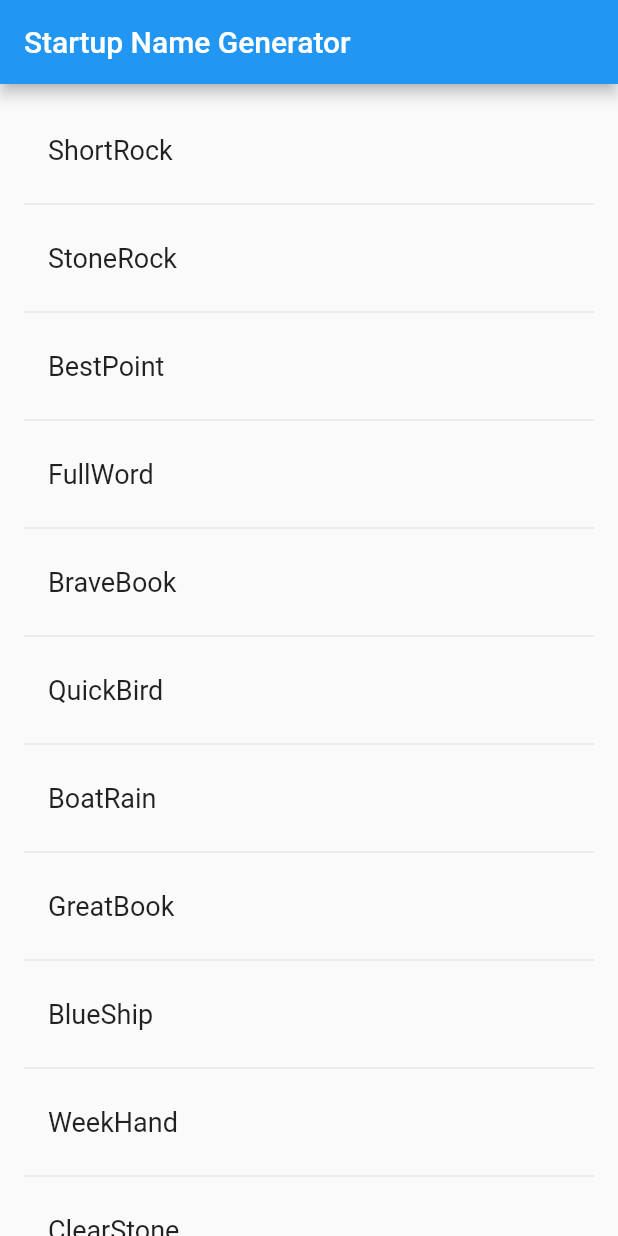
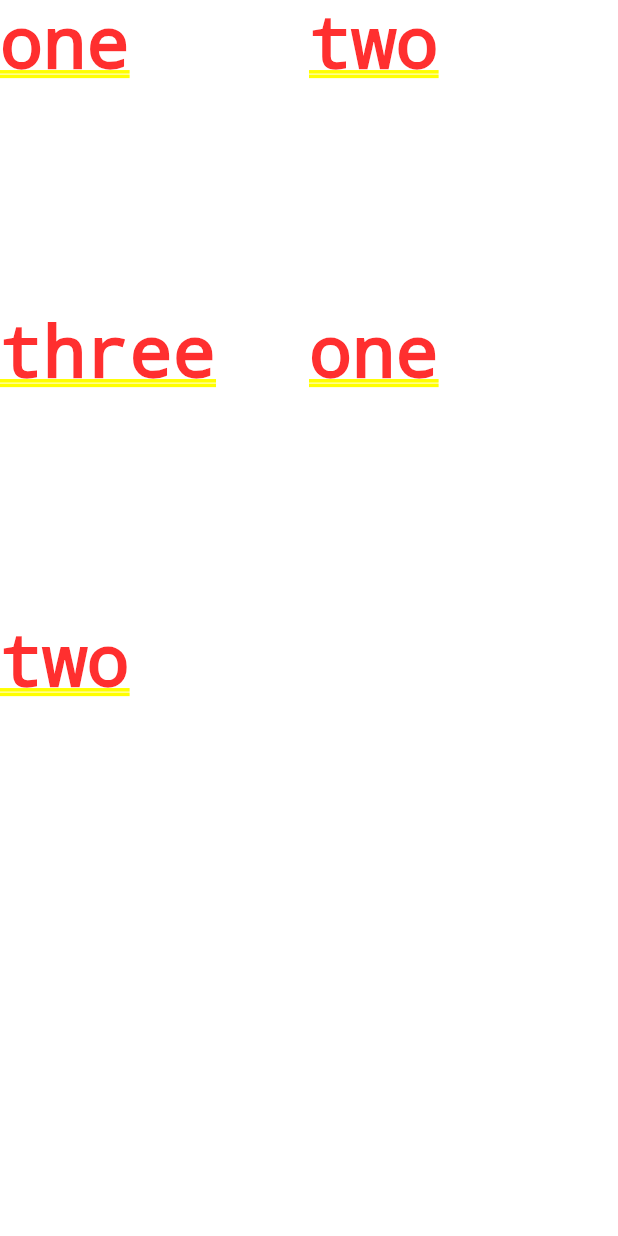
Before and after one commit to Ashish-Symbiotic/Flutter_Project, a Flutter app: the screen it shows after launch, on a phone screen of 412 x 824 dp. Run offline on Flutter 3.47's test engine with Material 2 defaults, Android fonts, the phone set to English and light mode, and no system bars.

Commit message:
"GridView"

```diff
--- a/lib/main.dart
+++ b/lib/main.dart
@@ -1,63 +1,20 @@
 import 'package:flutter/material.dart';
-import 'package:english_words/english_words.dart';
-void main()=>runApp(MyApp());
-class MyApp extends StatelessWidget{
-  @override
-  Widget build(BuildContext context) {
+void main(){
+  runApp(
+     MaterialApp(
+      home: GridView.count(crossAxisCount: 2,
+      children: <Widget>[
+        Text('one'),
+        Text('two'),
+        Text('three'),
+        Text('one'),
+        Text('two'),
 
-    // TODO: implement build
-    return MaterialApp(
 
-        title: 'Welcome To Flutter',
-        home:RandomWords(),
 
-    );
-  }
+      ],
+      )
+     )
+
+  );
 }
-
-class RandomWords extends StatefulWidget {
-  @override
-  _RandomWordsState createState() => _RandomWordsState();
-}
-
-class _RandomWordsState extends State<RandomWords> {
-
-  final _suggestion = <WordPair>[];
-  final _biggerFont = TextStyle(fontSize: 18.0);
-
-  @override
-  Widget build(BuildContext context) {
-    return Scaffold(
-      appBar: AppBar(
-          title: Text(
-              'Startup Name Generator'
-          )
-      ),
-      body: _buildSuggestions(),
-    );
-  }
-
-  Widget _buildSuggestions() {
-    return ListView.builder(
-        padding: EdgeInsets.all(16.0),
-        itemBuilder: (context, i) {
-          if (i.isOdd) return Divider();
-          final index = i ~/ 2;
-          if (index >= _suggestion.length) {
-            _suggestion.addAll(generateWordPairs().take(10));
-          }
-          return _buildRow(_suggestion[index]);
-        }
-
-    );
-  }
-
-  Widget _buildRow(WordPair suggestion) {
-    return ListTile(
-      title: Text(
-          suggestion.asPascalCase,
-          style: _biggerFont
-      ),
-    );
-  }
-}
```
